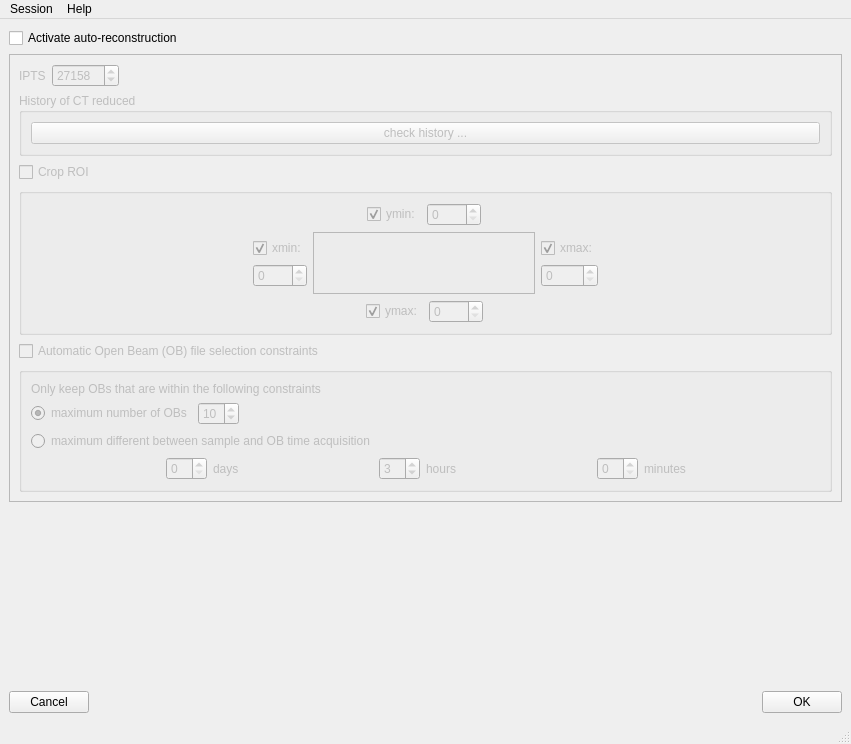
This is rockit_autoreconstruction_ui/ui/mainWindow.ui in ornlneutronimaging/rockit_autoreconstruction_ui as Qt 5 draws it before an edit. The edited form follows.
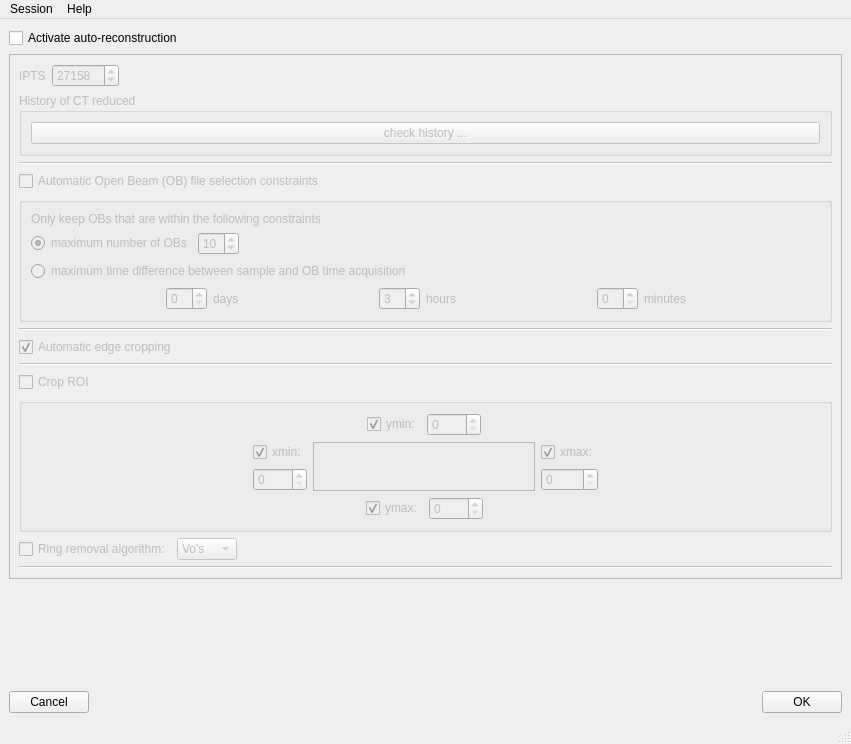
This is the edited form.

Commit message: added widgets. this refs #7 #8

Patch:
```diff
--- a/rockit_autoreconstruction_ui/ui/mainWindow.ui
+++ b/rockit_autoreconstruction_ui/ui/mainWindow.ui
@@ -93,6 +93,208 @@
          </layout>
         </widget>
        </item>
+       <item>
+        <widget class="Line" name="line_3">
+         <property name="orientation">
+          <enum>Qt::Horizontal</enum>
+         </property>
+        </widget>
+       </item>
+       <item>
+        <widget class="QCheckBox" name="ob_checkBox">
+         <property name="text">
+          <string>Automatic Open Beam (OB) file selection constraints</string>
+         </property>
+        </widget>
+       </item>
+       <item>
+        <widget class="QGroupBox" name="ob_groupBox">
+         <property name="title">
+          <string/>
+         </property>
+         <layout class="QVBoxLayout" name="verticalLayout_6">
+          <item>
+           <widget class="QLabel" name="label_2">
+            <property name="text">
+             <string>Only keep OBs that are within the following constraints</string>
+            </property>
+           </widget>
+          </item>
+          <item>
+           <layout class="QHBoxLayout" name="horizontalLayout_6">
+            <item>
+             <widget class="QRadioButton" name="maximum_number_of_ob_radioButton">
+              <property name="text">
+               <string>maximum number of OBs</string>
+              </property>
+              <property name="checked">
+               <bool>true</bool>
+              </property>
+             </widget>
+            </item>
+            <item>
+             <widget class="QSpinBox" name="maximum_number_of_ob_spinBox">
+              <property name="minimum">
+               <number>1</number>
+              </property>
+              <property name="value">
+               <number>10</number>
+              </property>
+             </widget>
+            </item>
+            <item>
+             <spacer name="horizontalSpacer_13">
+              <property name="orientation">
+               <enum>Qt::Horizontal</enum>
+              </property>
+              <property name="sizeHint" stdset="0">
+               <size>
+                <width>40</width>
+                <height>20</height>
+               </size>
+              </property>
+             </spacer>
+            </item>
+           </layout>
+          </item>
+          <item>
+           <widget class="QRadioButton" name="maximum_time_ob_radioButton">
+            <property name="text">
+             <string>maximum time difference between sample and OB time acquisition</string>
+            </property>
+           </widget>
+          </item>
+          <item>
+           <layout class="QHBoxLayout" name="horizontalLayout_5">
+            <item>
+             <spacer name="horizontalSpacer_9">
+              <property name="orientation">
+               <enum>Qt::Horizontal</enum>
+              </property>
+              <property name="sizeHint" stdset="0">
+               <size>
+                <width>40</width>
+                <height>20</height>
+               </size>
+              </property>
+             </spacer>
+            </item>
+            <item>
+             <widget class="QSpinBox" name="ob_days_spinBox">
+              <property name="maximum">
+               <number>10</number>
+              </property>
+             </widget>
+            </item>
+            <item>
+             <widget class="QLabel" name="ob_days_label">
+              <property name="text">
+               <string>days</string>
+              </property>
+             </widget>
+            </item>
+            <item>
+             <spacer name="horizontalSpacer_10">
+              <property name="orientation">
+               <enum>Qt::Horizontal</enum>
+              </property>
+              <property name="sizeHint" stdset="0">
+               <size>
+                <width>40</width>
+                <height>20</height>
+               </size>
+              </property>
+             </spacer>
+            </item>
+            <item>
+             <widget class="QSpinBox" name="ob_hours_spinBox">
+              <property name="maximum">
+               <number>23</number>
+              </property>
+              <property name="value">
+               <number>3</number>
+              </property>
+             </widget>
+            </item>
+            <item>
+             <widget class="QLabel" name="ob_hours_label">
+              <property name="text">
+               <string>hours</string>
+              </property>
+             </widget>
+            </item>
+            <item>
+             <spacer name="horizontalSpacer_11">
+              <property name="orientation">
+               <enum>Qt::Horizontal</enum>
+              </property>
+              <property name="sizeHint" stdset="0">
+               <size>
+                <width>40</width>
+                <height>20</height>
+               </size>
+              </property>
+             </spacer>
+            </item>
+            <item>
+             <widget class="QSpinBox" name="ob_minutes_spinBox">
+              <property name="maximum">
+               <number>59</number>
+              </property>
+              <property name="value">
+               <number>0</number>
+              </property>
+             </widget>
+            </item>
+            <item>
+             <widget class="QLabel" name="ob_minutes_label">
+              <property name="text">
+               <string>minutes</string>
+              </property>
+             </widget>
+            </item>
+            <item>
+             <spacer name="horizontalSpacer_12">
+              <property name="orientation">
+               <enum>Qt::Horizontal</enum>
+              </property>
+              <property name="sizeHint" stdset="0">
+               <size>
+                <width>40</width>
+                <height>20</height>
+               </size>
+              </property>
+             </spacer>
+            </item>
+           </layout>
+          </item>
+         </layout>
+        </widget>
+       </item>
+       <item>
+        <widget class="Line" name="line">
+         <property name="orientation">
+          <enum>Qt::Horizontal</enum>
+         </property>
+        </widget>
+       </item>
+       <item>
+        <widget class="QCheckBox" name="automatic_edge_cropping_checkBox">
+         <property name="text">
+          <string>Automatic edge cropping</string>
+         </property>
+         <property name="checked">
+          <bool>true</bool>
+         </property>
+        </widget>
+       </item>
+       <item>
+        <widget class="Line" name="line_2">
+         <property name="orientation">
+          <enum>Qt::Horizontal</enum>
+         </property>
+        </widget>
+       </item>
        <item>
         <widget class="QCheckBox" name="crop_roi_checkBox">
          <property name="text">
@@ -352,174 +554,48 @@
         </widget>
        </item>
        <item>
-        <widget class="QCheckBox" name="ob_checkBox">
-         <property name="text">
-          <string>Automatic Open Beam (OB) file selection constraints</string>
-         </property>
-        </widget>
+        <layout class="QHBoxLayout" name="horizontalLayout_7">
+         <item>
+          <widget class="QCheckBox" name="ring_removal_algorithm_checkBox">
+           <property name="text">
+            <string>Ring removal algorithm:</string>
+           </property>
+          </widget>
+         </item>
+         <item>
+          <widget class="QComboBox" name="ring_removal_algorithm_comboBox">
+           <item>
+            <property name="text">
+             <string>Vo's</string>
+            </property>
+           </item>
+           <item>
+            <property name="text">
+             <string>bm3d</string>
+            </property>
+           </item>
+          </widget>
+         </item>
+         <item>
+          <spacer name="horizontalSpacer_14">
+           <property name="orientation">
+            <enum>Qt::Horizontal</enum>
+           </property>
+           <property name="sizeHint" stdset="0">
+            <size>
+             <width>40</width>
+             <height>20</height>
+            </size>
+           </property>
+          </spacer>
+         </item>
+        </layout>
        </item>
        <item>
-        <widget class="QGroupBox" name="ob_groupBox">
-         <property name="title">
-          <string/>
+        <widget class="Line" name="line_4">
+         <property name="orientation">
+          <enum>Qt::Horizontal</enum>
          </property>
-         <layout class="QVBoxLayout" name="verticalLayout_6">
-          <item>
-           <widget class="QLabel" name="label_2">
-            <property name="text">
-             <string>Only keep OBs that are within the following constraints</string>
-            </property>
-           </widget>
-          </item>
-          <item>
-           <layout class="QHBoxLayout" name="horizontalLayout_6">
-            <item>
-             <widget class="QRadioButton" name="maximum_number_of_ob_radioButton">
-              <property name="text">
-               <string>maximum number of OBs</string>
-              </property>
-              <property name="checked">
-               <bool>true</bool>
-              </property>
-             </widget>
-            </item>
-            <item>
-             <widget class="QSpinBox" name="maximum_number_of_ob_spinBox">
-              <property name="minimum">
-               <number>1</number>
-              </property>
-              <property name="value">
-               <number>10</number>
-              </property>
-             </widget>
-            </item>
-            <item>
-             <spacer name="horizontalSpacer_13">
-              <property name="orientation">
-               <enum>Qt::Horizontal</enum>
-              </property>
-              <property name="sizeHint" stdset="0">
-               <size>
-                <width>40</width>
-                <height>20</height>
-               </size>
-              </property>
-             </spacer>
-            </item>
-           </layout>
-          </item>
-          <item>
-           <widget class="QRadioButton" name="maximum_time_ob_radioButton">
-            <property name="text">
-             <string>maximum different between sample and OB time acquisition</string>
-            </property>
-           </widget>
-          </item>
-          <item>
-           <layout class="QHBoxLayout" name="horizontalLayout_5">
-            <item>
-             <spacer name="horizontalSpacer_9">
-              <property name="orientation">
-               <enum>Qt::Horizontal</enum>
-              </property>
-              <property name="sizeHint" stdset="0">
-               <size>
-                <width>40</width>
-                <height>20</height>
-               </size>
-              </property>
-             </spacer>
-            </item>
-            <item>
-             <widget class="QSpinBox" name="ob_days_spinBox">
-              <property name="maximum">
-               <number>10</number>
-              </property>
-             </widget>
-            </item>
-            <item>
-             <widget class="QLabel" name="ob_days_label">
-              <property name="text">
-               <string>days</string>
-              </property>
-             </widget>
-            </item>
-            <item>
-             <spacer name="horizontalSpacer_10">
-              <property name="orientation">
-               <enum>Qt::Horizontal</enum>
-              </property>
-              <property name="sizeHint" stdset="0">
-               <size>
-                <width>40</width>
-                <height>20</height>
-               </size>
-              </property>
-             </spacer>
-            </item>
-            <item>
-             <widget class="QSpinBox" name="ob_hours_spinBox">
-              <property name="maximum">
-               <number>23</number>
-              </property>
-              <property name="value">
-               <number>3</number>
-              </property>
-             </widget>
-            </item>
-            <item>
-             <widget class="QLabel" name="ob_hours_label">
-              <property name="text">
-               <string>hours</string>
-              </property>
-             </widget>
-            </item>
-            <item>
-             <spacer name="horizontalSpacer_11">
-              <property name="orientation">
-               <enum>Qt::Horizontal</enum>
-              </property>
-              <property name="sizeHint" stdset="0">
-               <size>
-                <width>40</width>
-                <height>20</height>
-               </size>
-              </property>
-             </spacer>
-            </item>
-            <item>
-             <widget class="QSpinBox" name="ob_minutes_spinBox">
-              <property name="maximum">
-               <number>59</number>
-              </property>
-              <property name="value">
-               <number>0</number>
-              </property>
-             </widget>
-            </item>
-            <item>
-             <widget class="QLabel" name="ob_minutes_label">
-              <property name="text">
-               <string>minutes</string>
-              </property>
-             </widget>
-            </item>
-            <item>
-             <spacer name="horizontalSpacer_12">
-              <property name="orientation">
-               <enum>Qt::Horizontal</enum>
-              </property>
-              <property name="sizeHint" stdset="0">
-               <size>
-                <width>40</width>
-                <height>20</height>
-               </size>
-              </property>
-             </spacer>
-            </item>
-           </layout>
-          </item>
-         </layout>
         </widget>
        </item>
       </layout>
```
Left out of the diff: 35 changed lines with no effect on the pictures. The commit also changes 1 other file.
